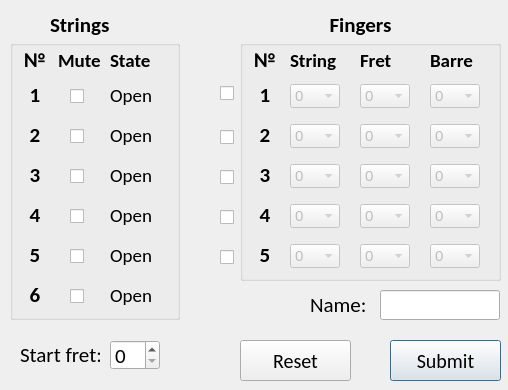
This is src/main_page.ui in Ziro72/GuitarUp as Qt 5 draws it before an edit. The edited form follows.
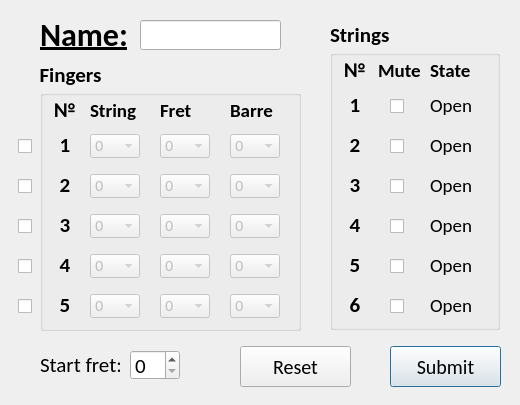
This is the edited form.

```diff
--- a/src/main_page.ui
+++ b/src/main_page.ui
@@ -9,14 +9,16 @@
    <rect>
     <x>0</x>
     <y>0</y>
-    <width>508</width>
-    <height>390</height>
+    <width>520</width>
+    <height>405</height>
    </rect>
   </property>
   <property name="font">
    <font>
     <family>Calibri</family>
     <pointsize>11</pointsize>
+    <weight>50</weight>
+    <bold>false</bold>
    </font>
   </property>
   <property name="windowTitle">
@@ -29,7 +31,7 @@
    <property name="geometry">
     <rect>
      <x>390</x>
-     <y>340</y>
+     <y>346</y>
      <width>111</width>
      <height>41</height>
     </rect>
@@ -51,7 +53,7 @@
    <property name="geometry">
     <rect>
      <x>240</x>
-     <y>340</y>
+     <y>346</y>
      <width>111</width>
      <height>41</height>
     </rect>
@@ -72,16 +74,16 @@
   <widget class="QLineEdit" name="chordName">
    <property name="geometry">
     <rect>
-     <x>380</x>
-     <y>290</y>
-     <width>120</width>
+     <x>140</x>
+     <y>20</y>
+     <width>141</width>
      <height>30</height>
     </rect>
    </property>
    <property name="font">
     <font>
      <family>Calibri</family>
-     <pointsize>14</pointsize>
+     <pointsize>16</pointsize>
      <weight>50</weight>
      <bold>false</bold>
     </font>
@@ -90,18 +92,20 @@
   <widget class="QLabel" name="label_15">
    <property name="geometry">
     <rect>
-     <x>310</x>
-     <y>290</y>
-     <width>60</width>
+     <x>40</x>
+     <y>20</y>
+     <width>91</width>
      <height>30</height>
     </rect>
    </property>
    <property name="font">
     <font>
      <family>Calibri</family>
-     <pointsize>16</pointsize>
-     <weight>50</weight>
-     <bold>false</bold>
+     <pointsize>24</pointsize>
+     <weight>75</weight>
+     <italic>false</italic>
+     <bold>true</bold>
+     <underline>true</underline>
     </font>
    </property>
    <property name="text">
@@ -111,8 +115,8 @@
   <widget class="QLabel" name="label_16">
    <property name="geometry">
     <rect>
-     <x>20</x>
-     <y>340</y>
+     <x>40</x>
+     <y>350</y>
      <width>80</width>
      <height>30</height>
     </rect>
@@ -129,134 +133,11 @@
     <string>Start fret:</string>
    </property>
   </widget>
-  <widget class="QCheckBox" name="active1">
-   <property name="enabled">
-    <bool>true</bool>
-   </property>
-   <property name="geometry">
-    <rect>
-     <x>220</x>
-     <y>83</y>
-     <width>16</width>
-     <height>20</height>
-    </rect>
-   </property>
-   <property name="font">
-    <font>
-     <family>Calibri</family>
-     <pointsize>8</pointsize>
-     <weight>50</weight>
-     <bold>false</bold>
-    </font>
-   </property>
-   <property name="mouseTracking">
-    <bool>true</bool>
-   </property>
-   <property name="text">
-    <string/>
-   </property>
-   <property name="checked">
-    <bool>false</bool>
-   </property>
-  </widget>
-  <widget class="QCheckBox" name="active2">
-   <property name="enabled">
-    <bool>true</bool>
-   </property>
-   <property name="geometry">
-    <rect>
-     <x>220</x>
-     <y>127</y>
-     <width>16</width>
-     <height>20</height>
-    </rect>
-   </property>
-   <property name="font">
-    <font>
-     <family>Calibri</family>
-     <pointsize>8</pointsize>
-     <weight>50</weight>
-     <bold>false</bold>
-    </font>
-   </property>
-   <property name="text">
-    <string/>
-   </property>
-   <property name="checked">
-    <bool>false</bool>
-   </property>
-   <property name="tristate">
-    <bool>false</bool>
-   </property>
-  </widget>
-  <widget class="QCheckBox" name="active3">
-   <property name="geometry">
-    <rect>
-     <x>220</x>
-     <y>167</y>
-     <width>16</width>
-     <height>20</height>
-    </rect>
-   </property>
-   <property name="font">
-    <font>
-     <family>Calibri</family>
-     <pointsize>8</pointsize>
-     <weight>50</weight>
-     <bold>false</bold>
-    </font>
-   </property>
-   <property name="text">
-    <string/>
-   </property>
-  </widget>
-  <widget class="QCheckBox" name="active4">
-   <property name="geometry">
-    <rect>
-     <x>220</x>
-     <y>207</y>
-     <width>16</width>
-     <height>20</height>
-    </rect>
-   </property>
-   <property name="font">
-    <font>
-     <family>Calibri</family>
-     <pointsize>8</pointsize>
-     <weight>50</weight>
-     <bold>false</bold>
-    </font>
-   </property>
-   <property name="text">
-    <string/>
-   </property>
-  </widget>
-  <widget class="QCheckBox" name="active5">
-   <property name="geometry">
-    <rect>
-     <x>220</x>
-     <y>247</y>
-     <width>16</width>
-     <height>20</height>
-    </rect>
-   </property>
-   <property name="font">
-    <font>
-     <family>Calibri</family>
-     <pointsize>8</pointsize>
-     <weight>50</weight>
-     <bold>false</bold>
-    </font>
-   </property>
-   <property name="text">
-    <string/>
-   </property>
-  </widget>
   <widget class="QSpinBox" name="startFret">
    <property name="geometry">
     <rect>
-     <x>110</x>
-     <y>340</y>
+     <x>130</x>
+     <y>350</y>
      <width>50</width>
      <height>30</height>
     </rect>
@@ -265,6 +146,8 @@
     <font>
      <family>Calibri</family>
      <pointsize>16</pointsize>
+     <weight>50</weight>
+     <bold>false</bold>
     </font>
    </property>
    <property name="maximum">
@@ -274,8 +157,8 @@
   <widget class="QLabel" name="label_19">
    <property name="geometry">
     <rect>
-     <x>50</x>
-     <y>10</y>
+     <x>330</x>
+     <y>20</y>
      <width>81</width>
      <height>30</height>
     </rect>
@@ -295,8 +178,8 @@
   <widget class="QGroupBox" name="stringsTable">
    <property name="geometry">
     <rect>
-     <x>10</x>
-     <y>40</y>
+     <x>330</x>
+     <y>50</y>
      <width>170</width>
      <height>280</height>
     </rect>
@@ -484,7 +367,7 @@
      </property>
     </widget>
    </widget>
-   <widget class="QGroupBox" name="groupBox">
+   <widget class="QGroupBox" name="muteCBs">
     <property name="geometry">
      <rect>
       <x>50</x>
@@ -914,8 +797,8 @@
   <widget class="QGroupBox" name="fingersTable">
    <property name="geometry">
     <rect>
-     <x>240</x>
-     <y>40</y>
+     <x>40</x>
+     <y>90</y>
      <width>261</width>
      <height>241</height>
     </rect>
@@ -1049,60 +932,6 @@
     <property name="title">
      <string/>
     </property>
-    <widget class="QLabel" name="labelFinger2">
-     <property name="enabled">
-      <bool>true</bool>
-     </property>
-     <property name="geometry">
-      <rect>
-       <x>5</x>
-       <y>160</y>
-       <width>20</width>
-       <height>30</height>
-      </rect>
-     </property>
-     <property name="font">
-      <font>
-       <family>Calibri</family>
-       <pointsize>16</pointsize>
-       <weight>75</weight>
-       <bold>true</bold>
-      </font>
-     </property>
-     <property name="text">
-      <string>5</string>
-     </property>
-     <property name="alignment">
-      <set>Qt::AlignCenter</set>
-     </property>
-    </widget>
-    <widget class="QLabel" name="labelFinger4">
-     <property name="enabled">
-      <bool>true</bool>
-     </property>
-     <property name="geometry">
-      <rect>
-       <x>5</x>
-       <y>40</y>
-       <width>20</width>
-       <height>30</height>
-      </rect>
-     </property>
-     <property name="font">
-      <font>
-       <family>Calibri</family>
-       <pointsize>16</pointsize>
-       <weight>75</weight>
-       <bold>true</bold>
-      </font>
-     </property>
-     <property name="text">
-      <string>2</string>
-     </property>
-     <property name="alignment">
-      <set>Qt::AlignCenter</set>
-     </property>
-    </widget>
     <widget class="QLabel" name="labelFinger5">
      <property name="enabled">
       <bool>true</bool>
@@ -1110,7 +939,7 @@
      <property name="geometry">
       <rect>
        <x>5</x>
-       <y>80</y>
+       <y>160</y>
        <width>20</width>
        <height>30</height>
       </rect>
@@ -1124,7 +953,34 @@
       </font>
      </property>
      <property name="text">
-      <string>3</string>
+      <string>5</string>
+     </property>
+     <property name="alignment">
+      <set>Qt::AlignCenter</set>
+     </property>
+    </widget>
+    <widget class="QLabel" name="labelFinger2">
+     <property name="enabled">
+      <bool>true</bool>
+     </property>
+     <property name="geometry">
+      <rect>
+       <x>5</x>
+       <y>40</y>
+       <width>20</width>
+       <height>30</height>
+      </rect>
+     </property>
+     <property name="font">
+      <font>
+       <family>Calibri</family>
+       <pointsize>16</pointsize>
+       <weight>75</weight>
+       <bold>true</bold>
+      </font>
+     </property>
+     <property name="text">
+      <string>2</string>
      </property>
      <property name="alignment">
       <set>Qt::AlignCenter</set>
@@ -1137,6 +993,33 @@
      <property name="geometry">
       <rect>
        <x>5</x>
+       <y>80</y>
+       <width>20</width>
+       <height>30</height>
+      </rect>
+     </property>
+     <property name="font">
+      <font>
+       <family>Calibri</family>
+       <pointsize>16</pointsize>
+       <weight>75</weight>
+       <bold>true</bold>
+      </font>
+     </property>
+     <property name="text">
+      <string>3</string>
+     </property>
+     <property name="alignment">
+      <set>Qt::AlignCenter</set>
+     </property>
+    </widget>
+    <widget class="QLabel" name="labelFinger4">
+     <property name="enabled">
+      <bool>true</bool>
+     </property>
+     <property name="geometry">
+      <rect>
+       <x>5</x>
        <y>120</y>
        <width>20</width>
        <height>30</height>
@@ -2100,8 +1983,8 @@
   <widget class="QLabel" name="label_22">
    <property name="geometry">
     <rect>
-     <x>320</x>
-     <y>10</y>
+     <x>30</x>
+     <y>60</y>
      <width>81</width>
      <height>30</height>
     </rect>
@@ -2121,6 +2004,145 @@
     <set>Qt::AlignCenter</set>
    </property>
   </widget>
+  <widget class="QGroupBox" name="groupBox">
+   <property name="geometry">
+    <rect>
+     <x>10</x>
+     <y>130</y>
+     <width>30</width>
+     <height>200</height>
+    </rect>
+   </property>
+   <property name="styleSheet">
+    <string notr="true">QGroupBox { border: none; }</string>
+   </property>
+   <property name="title">
+    <string/>
+   </property>
+   <widget class="QCheckBox" name="active5">
+    <property name="geometry">
+     <rect>
+      <x>8</x>
+      <y>166</y>
+      <width>16</width>
+      <height>20</height>
+     </rect>
+    </property>
+    <property name="font">
+     <font>
+      <family>Calibri</family>
+      <pointsize>8</pointsize>
+      <weight>50</weight>
+      <bold>false</bold>
+     </font>
+    </property>
+    <property name="text">
+     <string/>
+    </property>
+   </widget>
+   <widget class="QCheckBox" name="active4">
+    <property name="geometry">
+     <rect>
+      <x>8</x>
+      <y>126</y>
+      <width>16</width>
+      <height>20</height>
+     </rect>
+    </property>
+    <property name="font">
+     <font>
+      <family>Calibri</family>
+      <pointsize>8</pointsize>
+      <weight>50</weight>
+      <bold>false</bold>
+     </font>
+    </property>
+    <property name="text">
+     <string/>
+    </property>
+   </widget>
+   <widget class="QCheckBox" name="active3">
+    <property name="geometry">
+     <rect>
+      <x>8</x>
+      <y>86</y>
+      <width>16</width>
+      <height>20</height>
+     </rect>
+    </property>
+    <property name="font">
+     <font>
+      <family>Calibri</family>
+      <pointsize>8</pointsize>
+      <weight>50</weight>
+      <bold>false</bold>
+     </font>
+    </property>
+    <property name="text">
+     <string/>
+    </property>
+   </widget>
+   <widget class="QCheckBox" name="active1">
+    <property name="enabled">
+     <bool>true</bool>
+    </property>
+    <property name="geometry">
+     <rect>
+      <x>8</x>
+      <y>6</y>
+      <width>16</width>
+      <height>20</height>
+     </rect>
+    </property>
+    <property name="font">
+     <font>
+      <family>Calibri</family>
+      <pointsize>8</pointsize>
+      <weight>50</weight>
+      <bold>false</bold>
+     </font>
+    </property>
+    <property name="mouseTracking">
+     <bool>true</bool>
+    </property>
+    <property name="text">
+     <string/>
+    </property>
+    <property name="checked">
+     <bool>false</bool>
+    </property>
+   </widget>
+   <widget class="QCheckBox" name="active2">
+    <property name="enabled">
+     <bool>true</bool>
+    </property>
+    <property name="geometry">
+     <rect>
+      <x>8</x>
+      <y>46</y>
+      <width>16</width>
+      <height>20</height>
+     </rect>
+    </property>
+    <property name="font">
+     <font>
+      <family>Calibri</family>
+      <pointsize>8</pointsize>
+      <weight>50</weight>
+      <bold>false</bold>
+     </font>
+    </property>
+    <property name="text">
+     <string/>
+    </property>
+    <property name="checked">
+     <bool>false</bool>
+    </property>
+    <property name="tristate">
+     <bool>false</bool>
+    </property>
+   </widget>
+  </widget>
  </widget>
  <resources/>
  <connections/>
```
Left out of the diff: 26 changed lines with no effect on the pictures.
